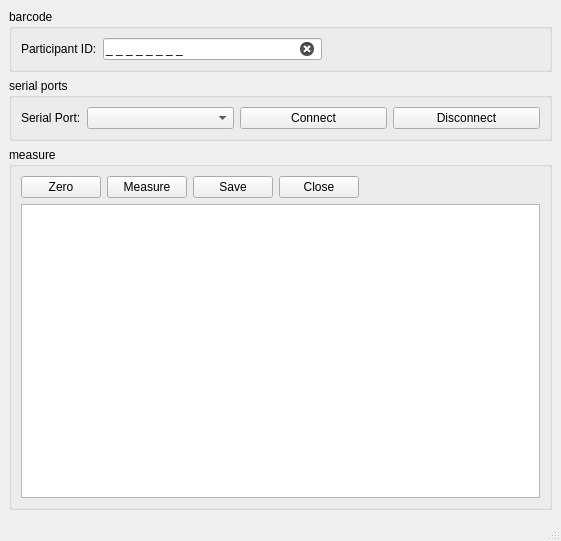
The window that src/prototype/BodyComposition/MainWindow.ui (inglis-dl/cypress) describes before a commit, drawn with Qt 5.
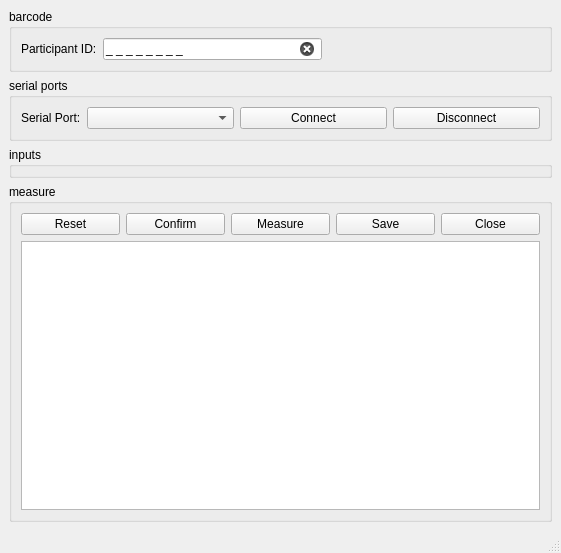
The same window after the commit.

Patch:
```diff
--- a/src/prototype/BodyComposition/MainWindow.ui
+++ b/src/prototype/BodyComposition/MainWindow.ui
@@ -7,7 +7,7 @@
     <x>0</x>
     <y>0</y>
     <width>561</width>
-    <height>541</height>
+    <height>553</height>
    </rect>
   </property>
   <property name="windowTitle">
@@ -115,6 +115,131 @@
       </layout>
      </widget>
     </item>
+    <item>
+     <widget class="QGroupBox" name="inputsGroupBox">
+      <property name="title">
+       <string>inputs</string>
+      </property>
+      <widget class="QWidget" name="">
+       <property name="geometry">
+        <rect>
+         <x>12</x>
+         <y>32</y>
+         <width>142</width>
+         <height>25</height>
+        </rect>
+       </property>
+       <layout class="QHBoxLayout" name="horizontalLayout_2">
+        <item>
+         <widget class="QRadioButton" name="maleRadioButton">
+          <property name="text">
+           <string>Male</string>
+          </property>
+         </widget>
+        </item>
+        <item>
+         <widget class="QRadioButton" name="femaleRadioButton">
+          <property name="text">
+           <string>Female</string>
+          </property>
+         </widget>
+        </item>
+       </layout>
+      </widget>
+      <widget class="QWidget" name="">
+       <property name="geometry">
+        <rect>
+         <x>12</x>
+         <y>63</y>
+         <width>181</width>
+         <height>27</height>
+        </rect>
+       </property>
+       <layout class="QHBoxLayout" name="horizontalLayout_4">
+        <item>
+         <widget class="QLabel" name="label">
+          <property name="text">
+           <string>Age:</string>
+          </property>
+         </widget>
+        </item>
+        <item>
+         <widget class="QLineEdit" name="ageLineEdit"/>
+        </item>
+       </layout>
+      </widget>
+      <widget class="QWidget" name="">
+       <property name="geometry">
+        <rect>
+         <x>12</x>
+         <y>96</y>
+         <width>174</width>
+         <height>25</height>
+        </rect>
+       </property>
+       <layout class="QHBoxLayout" name="horizontalLayout_5">
+        <item>
+         <widget class="QRadioButton" name="standardBodyTypeRadioButton">
+          <property name="text">
+           <string>Standard</string>
+          </property>
+         </widget>
+        </item>
+        <item>
+         <widget class="QRadioButton" name="athleticBodyTypeRadioButton">
+          <property name="text">
+           <string>Athletic</string>
+          </property>
+         </widget>
+        </item>
+       </layout>
+      </widget>
+      <widget class="QWidget" name="">
+       <property name="geometry">
+        <rect>
+         <x>240</x>
+         <y>90</y>
+         <width>264</width>
+         <height>27</height>
+        </rect>
+       </property>
+       <layout class="QHBoxLayout" name="horizontalLayout_6">
+        <item>
+         <widget class="QLabel" name="label_2">
+          <property name="text">
+           <string>Clothing Weight:</string>
+          </property>
+         </widget>
+        </item>
+        <item>
+         <widget class="QLineEdit" name="clothingWeightLineEdit"/>
+        </item>
+       </layout>
+      </widget>
+      <widget class="QWidget" name="">
+       <property name="geometry">
+        <rect>
+         <x>240</x>
+         <y>60</y>
+         <width>200</width>
+         <height>27</height>
+        </rect>
+       </property>
+       <layout class="QHBoxLayout" name="horizontalLayout_7">
+        <item>
+         <widget class="QLabel" name="label_3">
+          <property name="text">
+           <string>Height:</string>
+          </property>
+         </widget>
+        </item>
+        <item>
+         <widget class="QLineEdit" name="heightLineEdit"/>
+        </item>
+       </layout>
+      </widget>
+     </widget>
+    </item>
     <item>
      <widget class="QGroupBox" name="measureGroupBox">
       <property name="sizePolicy">
@@ -132,7 +257,14 @@
          <item>
           <widget class="QPushButton" name="zeroButton">
            <property name="text">
-            <string>Zero</string>
+            <string>Reset</string>
+           </property>
+          </widget>
+         </item>
+         <item>
+          <widget class="QPushButton" name="confirmButton">
+           <property name="text">
+            <string>Confirm</string>
            </property>
           </widget>
          </item>
@@ -163,19 +295,6 @@
            </property>
           </widget>
          </item>
-         <item>
-          <spacer name="horizontalSpacer_3">
-           <property name="orientation">
-            <enum>Qt::Horizontal</enum>
-           </property>
-           <property name="sizeHint" stdset="0">
-            <size>
-             <width>40</width>
-             <height>20</height>
-            </size>
-           </property>
-          </spacer>
-         </item>
         </layout>
        </item>
        <item>
```
Left out of the diff: 2 changed lines with no effect on the pictures.
